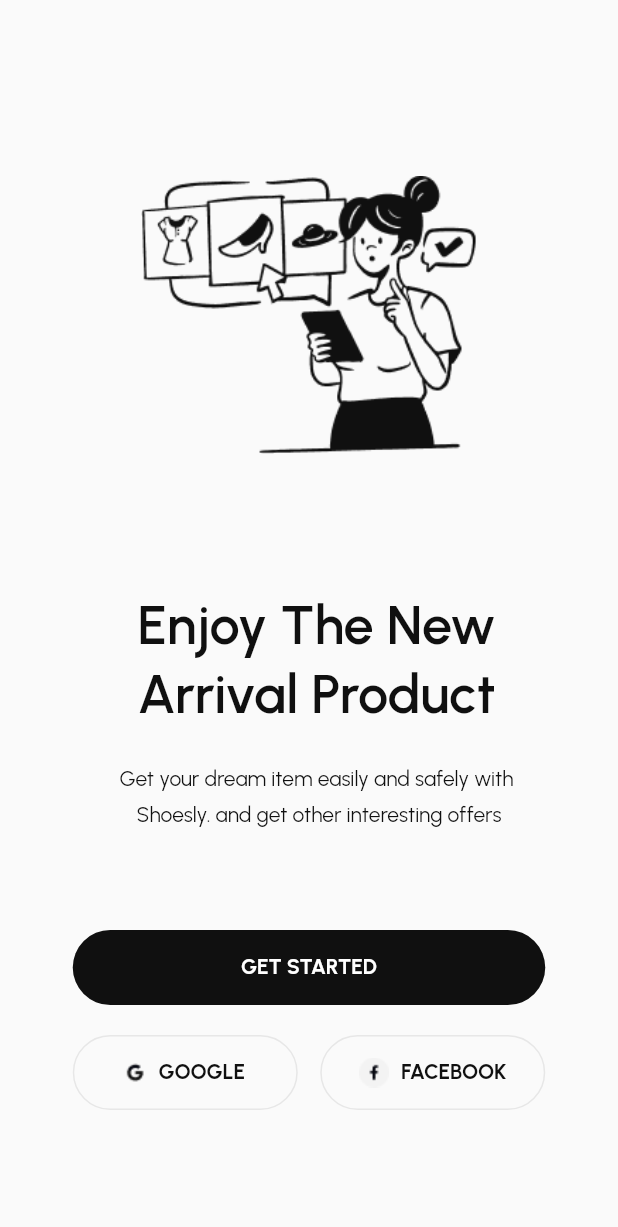
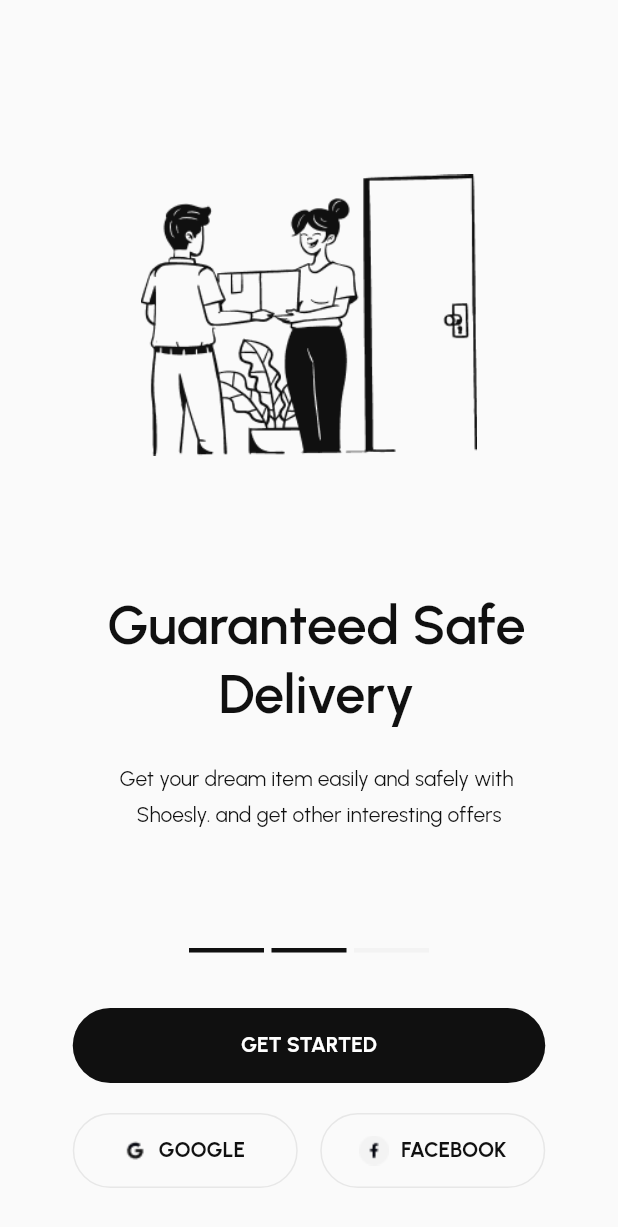
Before and after one commit to tmt203/flutter_homework_session3, a Flutter app: the screen it shows after launch, on a phone screen of 412 x 824 dp. Shown: the top 1227 px of the screen. Run offline on Flutter 3.47's test engine with Material 2 defaults, Android fonts, the phone set to English and light mode, and no system bars; our stand-ins replace google_fonts.

Commit message:
Hoàn thiện animation cho giao diện onboarding

```diff
--- a/lib/main.dart
+++ b/lib/main.dart
@@ -1,6 +1,5 @@
 import 'package:flutter/material.dart';
 import 'src/features/onboarding/onboarding_screen.dart';
-import 'src/features/supports/attributes.dart';
 
 void main() {
   runApp(const MyApp());
@@ -16,26 +15,7 @@ class MyApp extends StatelessWidget {
       theme: ThemeData(
         primarySwatch: Colors.blue,
       ),
-      home: PageView(
-        scrollDirection: Axis.horizontal,
-        children: const [
-          OnboardingScreen(
-            imagePath: mainImagePath1,
-            title: titleText1,
-            subTitle: subTitleText,
-          ),
-          OnboardingScreen(
-            imagePath: mainImagePath2,
-            title: titleText2,
-            subTitle: subTitleText,
-          ),
-          OnboardingScreen(
-            imagePath: mainImagePath3,
-            title: titleText3,
-            subTitle: subTitleText,
-          ),
-        ],
-      ),
+      home: OnboardingScreen(),
 
       // home: const OnboardingScreen(
       //   imagePath: mainImagePath3, // mainImagePath2 mainImagePath3
--- a/lib/src/features/supports/attributes.dart
+++ b/lib/src/components/constants/attributes.dart
@@ -4,6 +4,7 @@ import 'package:google_fonts/google_fonts.dart';
 // colors
 const titleColor = Color(0xFF101010);
 const subTitleColor = Color(0xFF6F6F6F);
+const slideDashColor = Color(0xFFF3F3F3);
 
 // fonts
 const titleFont = TextStyle(
@@ -59,18 +60,18 @@ TextStyle textStyleForUrbanistFont([TextStyle? textStyle, Color? textColor]) {
 }
 
 // context
-const titleText1 = "Enjoy The New Arrival Product";
-const titleText2 = "Guaranteed Safe Delivery";
-const titleText3 = "Goods Arrived\n On Time";
-const subTitleText =
-    "Get your dream item easily and safely with\n Shoesly. and get other interesting offers";
+// const titleText1 = "Enjoy The New Arrival Product";
+// const titleText2 = "Guaranteed Safe Delivery";
+// const titleText3 = "Goods Arrived\n On Time";
+// const subTitleText =
+//     "Get your dream item easily and safely with\n Shoesly. and get other interesting offers";
 const titleLogin = "Sign In";
 const subTitleLogin = "Please sign up to your Shoesly Account";
 
 // icons path
-const mainImagePath1 = "assets/images/hinh1.png";
-const mainImagePath2 = "assets/images/hinh2.png";
-const mainImagePath3 = "assets/images/hinh3.png";
+// const mainImagePath1 = "assets/images/hinh1.png";
+// const mainImagePath2 = "assets/images/hinh2.png";
+// const mainImagePath3 = "assets/images/hinh3.png";
 const googleIconPath = "assets/icons/google.png";
 const fbIconPath = "assets/icons/facebook.png";
 
--- /dev/null
+++ b/lib/src/components/model/slide.dart
@@ -0,0 +1,31 @@
+import 'package:flutter/material.dart';
+
+class Slide {
+  final String imagePath;
+  final String title;
+  final String subTitle;
+
+  Slide({
+    required this.imagePath,
+    required this.title,
+    required this.subTitle,
+  });
+}
+
+final slideList = [
+  Slide(
+      imagePath: "assets/images/hinh1.png",
+      title: "Enjoy The New Arrival Product",
+      subTitle:
+          "Get your dream item easily and safely with\n Shoesly. and get other interesting offers"),
+  Slide(
+      imagePath: "assets/images/hinh2.png",
+      title: "Guaranteed Safe Delivery",
+      subTitle:
+          "Get your dream item easily and safely with\n Shoesly. and get other interesting offers"),
+  Slide(
+      imagePath: "assets/images/hinh3.png",
+      title: "Goods Arrived\n On Time",
+      subTitle:
+          "Get your dream item easily and safely with\n Shoesly. and get other interesting offers"),
+];
--- a/lib/src/features/supports/foot_button.dart
+++ b/lib/src/components/widgets/foot_button.dart
@@ -1,5 +1,5 @@
 import 'package:flutter/material.dart';
-import 'attributes.dart';
+import '../constants/attributes.dart';
 
 class FootButton extends StatelessWidget {
   const FootButton({
--- a/lib/src/features/supports/main_button.dart
+++ b/lib/src/components/widgets/main_button.dart
@@ -1,5 +1,5 @@
 import 'package:flutter/material.dart';
-import 'attributes.dart';
+import '../constants/attributes.dart';
 import 'foot_button.dart';
 
 // Support class
--- a/lib/src/features/supports/main_title.dart
+++ b/lib/src/components/widgets/main_title.dart
@@ -1,5 +1,5 @@
 import 'package:flutter/material.dart';
-import 'attributes.dart';
+import '../constants/attributes.dart';
 
 class MainTitle extends StatelessWidget {
   const MainTitle({
--- /dev/null
+++ b/lib/src/components/widgets/slide_dash.dart
@@ -0,0 +1,61 @@
+import 'package:flutter/material.dart';
+import '../../components/constants/attributes.dart';
+
+class SlashCustomWidget extends StatelessWidget {
+  const SlashCustomWidget({Key? key, required this.index}) : super(key: key);
+  final int index;
+
+  List<Widget> getCustomSlash(int index) {
+    return slashList[index];
+  }
+
+  @override
+  Widget build(BuildContext context) {
+    return Row(
+      mainAxisAlignment: MainAxisAlignment.center,
+      children: getCustomSlash(index),
+    );
+  }
+}
+
+List<Widget> slashTypes = [
+  Container(
+    height: 3,
+    width: 50,
+    color: slideDashColor,
+  ),
+  Stack(
+    children: [
+      Container(
+        height: 3,
+        width: 50,
+        color: slideDashColor,
+      ),
+      Container(
+        height: 3,
+        width: 25,
+        color: titleColor,
+      ),
+    ],
+  ),
+  Stack(
+    children: [
+      Container(
+        height: 3,
+        width: 50,
+        color: slideDashColor,
+      ),
+      Container(
+        height: 3,
+        width: 50,
+        color: titleColor,
+      ),
+    ],
+  ),
+];
+Widget space = const SizedBox(width: 5);
+final List<List<Widget>> slashList = [
+  [slashTypes[1], space, slashTypes[0], space, slashTypes[0]],
+  [slashTypes[2], space, slashTypes[2], space, slashTypes[0]],
+  [slashTypes[2], space, slashTypes[2], space, slashTypes[1]],
+];
--- /dev/null
+++ b/lib/src/components/widgets/slide_item.dart
@@ -0,0 +1,34 @@
+import 'package:flutter/material.dart';
+import '../../components/widgets/main_title.dart';
+import '../../components/constants/attributes.dart';
+import '../model/slide.dart';
+
+class SlideItem extends StatelessWidget {
+  const SlideItem({
+    Key? key,
+    required this.index,
+  }) : super(key: key);
+
+  final int index;
+
+  @override
+  Widget build(BuildContext context) {
+    return Column(
+      children: [
+        // Main image
+        Container(
+          padding: const EdgeInsets.symmetric(horizontal: 38),
+          width: 300,
+          height: 300,
+          child: Image.asset(slideList[index].imagePath),
+        ),
+        // Main title
+        const SizedBox(height: 33),
+        MainTitle(titleText: slideList[index].title, titleFont: titleFont),
+        const SizedBox(height: 20),
+        MainTitle(
+            titleText: slideList[index].subTitle, titleFont: subTitleFont),
+      ],
+    );
+  }
+}
--- a/lib/src/features/onboarding/onboarding_screen.dart
+++ b/lib/src/features/onboarding/onboarding_screen.dart
@@ -1,20 +1,52 @@
 import 'package:flutter/material.dart';
-import '../supports/main_title.dart';
-import '../supports/attributes.dart';
-import '../supports/main_button.dart';
+import 'dart:async';
+import '../../components/model/slide.dart';
+import '../../components/widgets/main_button.dart';
+import '../../components/widgets/slide_item.dart';
+import '../../components/widgets/slide_dash.dart';
 
 // Onboarding Screen
-class OnboardingScreen extends StatelessWidget {
-  const OnboardingScreen({
-    Key? key,
-    required this.imagePath,
-    required this.title,
-    required this.subTitle,
-  }) : super(key: key);
+class OnboardingScreen extends StatefulWidget {
+  const OnboardingScreen({Key? key}) : super(key: key);
 
-  final String imagePath;
-  final String title;
-  final String subTitle;
+  @override
+  State<OnboardingScreen> createState() => _OnboardingScreenState();
+}
+
+class _OnboardingScreenState extends State<OnboardingScreen> {
+  int _currentPage = 0;
+  final PageController _pageController = PageController(
+    initialPage: 0,
+  );
+
+  @override
+  void initState() {
+    super.initState();
+    Timer.periodic(const Duration(seconds: 5), (timer) {
+      if (_currentPage < 2) {
+        _currentPage++;
+      } else {
+        _currentPage = 0;
+      }
+      _pageController.animateToPage(
+        _currentPage,
+        duration: const Duration(milliseconds: 300),
+        curve: Curves.easeIn,
+      );
+    });
+  }
+
+  @override
+  void dispose() {
+    super.dispose();
+    _pageController.dispose();
+  }
+
+  _onPageChanged(int index) {
+    setState(() {
+      _currentPage = index;
+    });
+  }
 
   @override
   Widget build(BuildContext context) {
@@ -23,29 +55,21 @@ class OnboardingScreen extends StatelessWidget {
         child: Column(
           mainAxisAlignment: MainAxisAlignment.start,
           children: [
-            // Main image
             const SizedBox(height: 60),
-            Container(
-              padding: const EdgeInsets.symmetric(horizontal: 38),
-              width: 300,
-              height: 300,
-              child: Image.asset(imagePath),
-            ),
-
-            // Main title
-            const SizedBox(height: 33),
-            Column(
-              children: [
-                MainTitle(titleText: title, titleFont: titleFont),
-                const SizedBox(height: 20),
-                MainTitle(titleText: subTitle, titleFont: subTitleFont),
-              ],
+            Expanded(
+              child: PageView.builder(
+                scrollDirection: Axis.horizontal,
+                onPageChanged: _onPageChanged,
+                controller: _pageController,
+                itemBuilder: (ctx, i) => SlideItem(index: i),
+                itemCount: slideList.length,
+              ),
             ),
             // Slash (not completed yet)
-            const SizedBox(height: 10),
-
+            // const SizedBox(height: 30),
+            SlashCustomWidget(index: _currentPage),
             // Buttons
-            const SizedBox(height: 57),
+            const SizedBox(height: 37),
             const MainButton(text: 'GET STARTED'),
             const SizedBox(height: 32),
           ],
--- a/lib/src/features/sign_up/sign_in_screen.dart
+++ b/lib/src/features/sign_in/sign_in_screen.dart
@@ -1,6 +1,6 @@
 import 'package:flutter/material.dart';
-import '../supports/attributes.dart';
-import '../supports/main_button.dart';
+import '../../components/constants/attributes.dart';
+import '../../components/widgets/main_button.dart';
 
 // Sign in interface
 class SignIn extends StatelessWidget {
```
